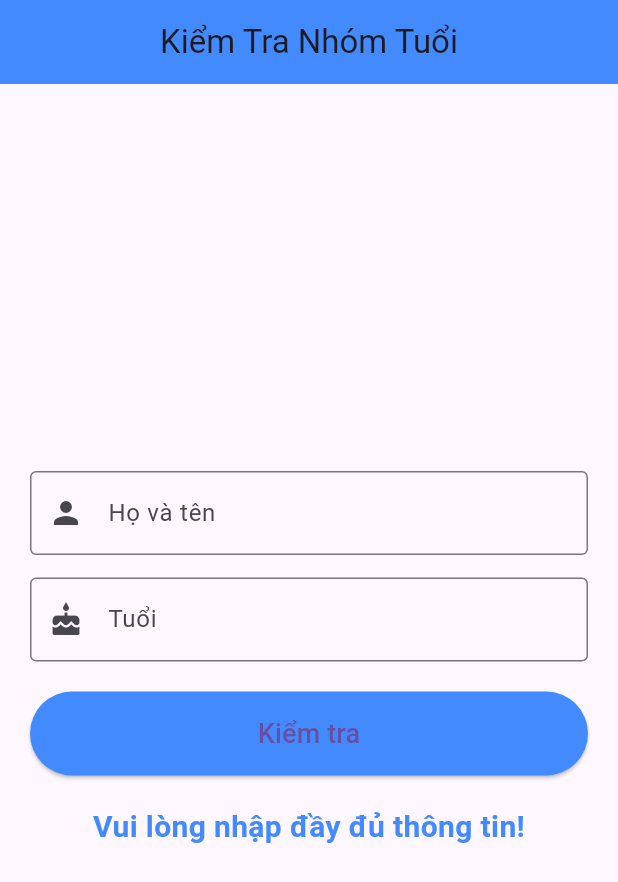
After one commit to Tinhdang-AI/AgeCheckerApp, a Flutter app: the screen it shows after launch, after a tap on "Kiểm tra", on a phone screen of 412 x 824 dp. The commit adds this screen. Shown: the top 882 px of the screen. Run offline on Flutter 3.47's test engine with Material 3 defaults, Android fonts, the phone set to English and light mode, and no system bars.

Commit message:
Divide the effects

```diff
--- /dev/null
+++ b/lib/Screens/age_checker_screen.dart
@@ -0,0 +1,19 @@
+import 'package:flutter/material.dart';
+import '../widgets/age_input_form.dart';
+
+class AgeCheckerScreen extends StatelessWidget {
+  @override
+  Widget build(BuildContext context) {
+    return Scaffold(
+      appBar: AppBar(
+        title: Text("Kiểm Tra Nhóm Tuổi"),
+        backgroundColor: Colors.blueAccent,
+        centerTitle: true,
+      ),
+      body: Padding(
+        padding: EdgeInsets.all(20),
+        child: AgeInputForm(),
+      ),
+    );
+  }
+}
--- /dev/null
+++ b/lib/models/age_category.dart
@@ -0,0 +1,22 @@
+// TODO Implement this library.
+
+import 'package:flutter/material.dart';
+
+class AgeCategory {
+  final String label;
+  final Color color;
+
+  AgeCategory(this.label, this.color);
+
+  static AgeCategory fromAge(int age) {
+    if (age > 65) {
+      return AgeCategory("Người già", Colors.brown);
+    } else if (age >= 6) {
+      return AgeCategory("Người lớn", Colors.blue);
+    } else if (age >= 2) {
+      return AgeCategory("Trẻ em", Colors.orange);
+    } else {
+      return AgeCategory("Em bé", Colors.pink);
+    }
+  }
+}
--- /dev/null
+++ b/lib/widgets/age_input_form.dart
@@ -0,0 +1,84 @@
+// TODO Implement this library.
+import 'package:flutter/material.dart';
+import '../models/age_category.dart';
+
+class AgeInputForm extends StatefulWidget {
+  @override
+  _AgeInputFormState createState() => _AgeInputFormState();
+}
+
+class _AgeInputFormState extends State<AgeInputForm> {
+  final _nameController = TextEditingController();
+  final _ageController = TextEditingController();
+  String _result = "";
+
+  void _checkAgeCategory() {
+    String name = _nameController.text.trim();
+    int? age = int.tryParse(_ageController.text);
+
+    if (name.isEmpty || age == null) {
+      setState(() {
+        _result = "Vui lòng nhập đầy đủ thông tin!";
+      });
+      return;
+    }
+
+    AgeCategory category = AgeCategory.fromAge(age);
+
+    setState(() {
+      _result = "$name thuộc nhóm: ${category.label}";
+    });
+
+    ScaffoldMessenger.of(context).showSnackBar(
+      SnackBar(
+        content: Text(_result, style: TextStyle(fontSize: 16)),
+        backgroundColor: category.color,
+        duration: Duration(seconds: 2),
+      ),
+    );
+  }
+
+  @override
+  Widget build(BuildContext context) {
+    return Column(
+      mainAxisAlignment: MainAxisAlignment.center,
+      crossAxisAlignment: CrossAxisAlignment.stretch,
+      children: [
+        TextField(
+          controller: _nameController,
+          decoration: InputDecoration(
+            labelText: "Họ và tên",
+            border: OutlineInputBorder(),
+            prefixIcon: Icon(Icons.person),
+          ),
+          textCapitalization: TextCapitalization.words,
+        ),
+        SizedBox(height: 15),
+        TextField(
+          controller: _ageController,
+          decoration: InputDecoration(
+            labelText: "Tuổi",
+            border: OutlineInputBorder(),
+            prefixIcon: Icon(Icons.cake),
+          ),
+          keyboardType: TextInputType.number,
+        ),
+        SizedBox(height: 20),
+        ElevatedButton(
+          onPressed: _checkAgeCategory,
+          child: Text("Kiểm tra", style: TextStyle(fontSize: 18)),
+          style: ElevatedButton.styleFrom(
+            backgroundColor: Colors.blueAccent,
+            padding: EdgeInsets.symmetric(vertical: 15),
+          ),
+        ),
+        SizedBox(height: 20),
+        Text(
+          _result,
+          textAlign: TextAlign.center,
+          style: TextStyle(fontSize: 20, fontWeight: FontWeight.bold, color: Colors.blueAccent),
+        ),
+      ],
+    );
+  }
+}
```
Also changed, not shown: lib/main.dart (+1 -106 lines).
